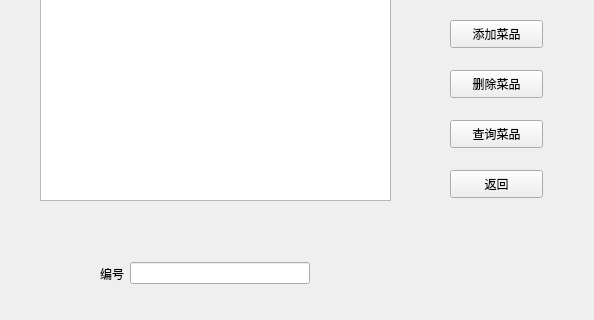
Above: menu.ui from ZhangFirst1/Orderer before the change; both pictures show x 0 to 594 and y 140 to 460 of the 594 by 460 pixel window. Below: the same form after it.
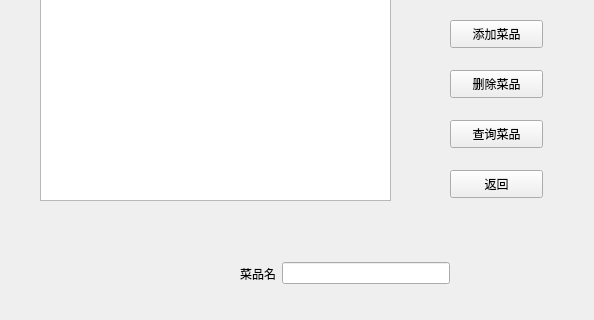
That is the form after the change.

```diff
--- a/menu.ui
+++ b/menu.ui
@@ -91,7 +91,7 @@
   <widget class="QWidget" name="layoutWidget">
    <property name="geometry">
     <rect>
-     <x>100</x>
+     <x>240</x>
      <y>400</y>
      <width>210</width>
      <height>27</height>
@@ -101,7 +101,7 @@
     <item>
      <widget class="QLabel" name="label">
       <property name="text">
-       <string>编号</string>
+       <string>菜品名</string>
       </property>
      </widget>
     </item>
```
